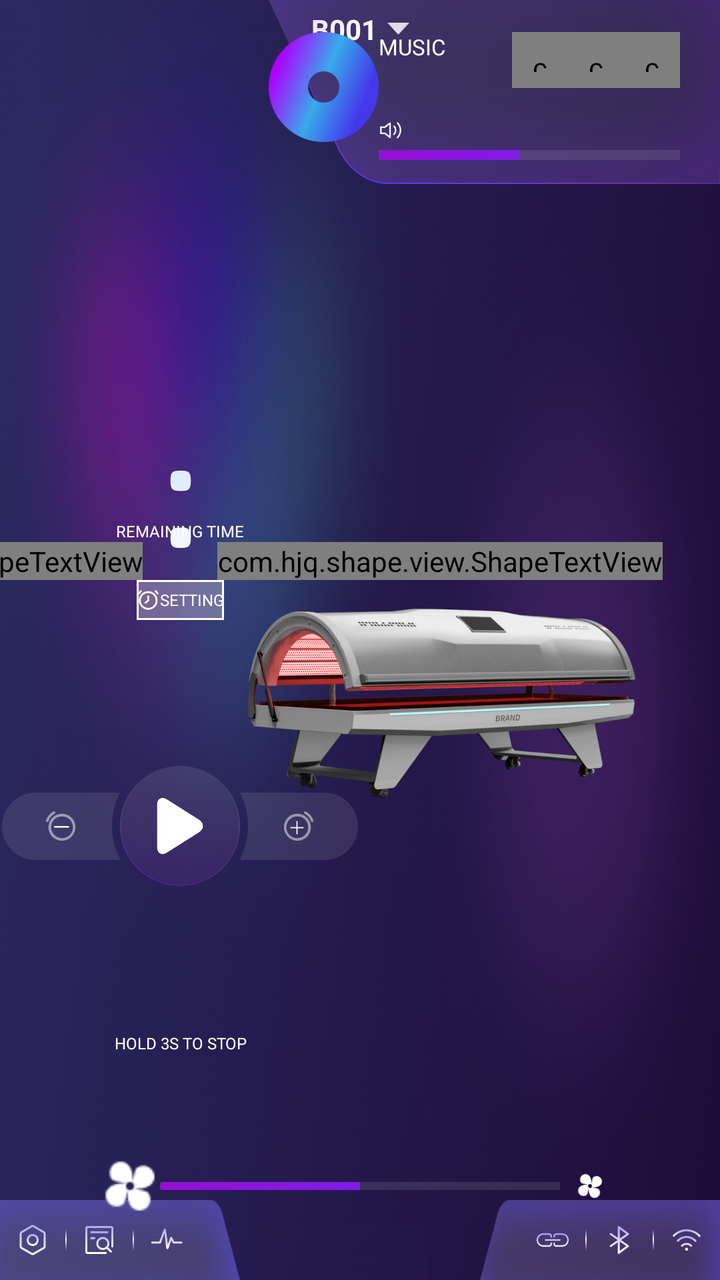
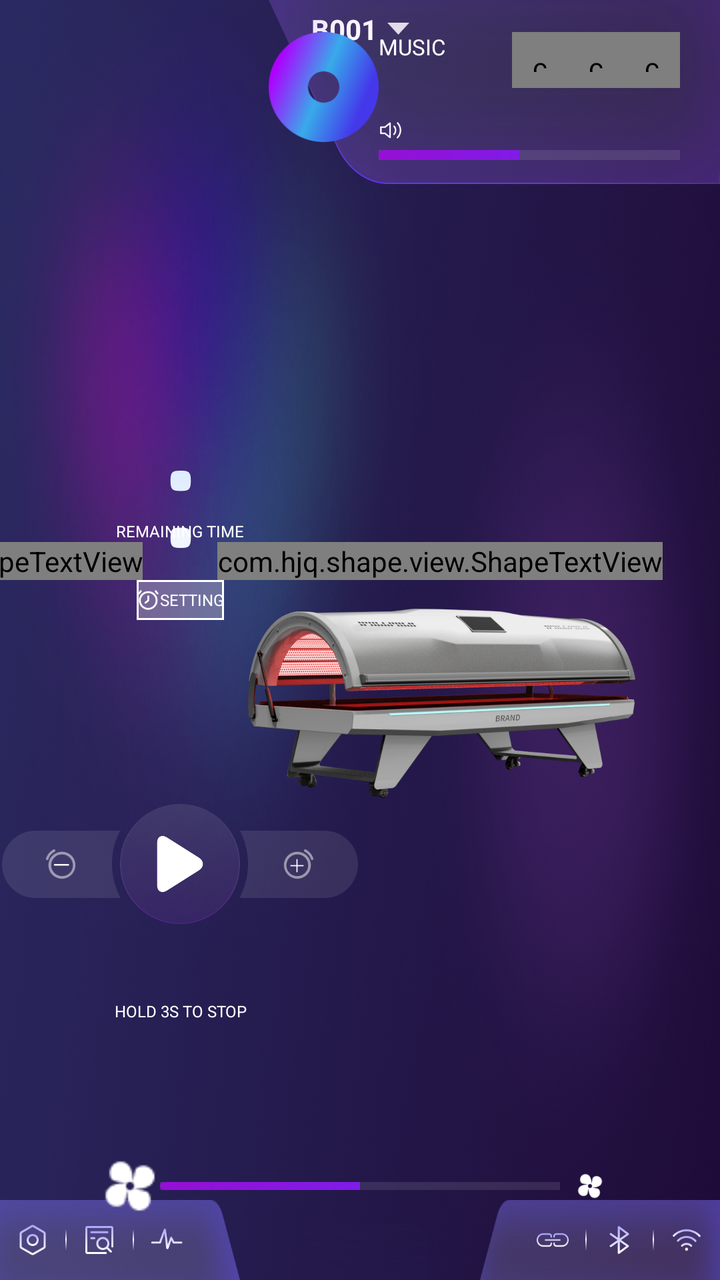

The first picture is an Android layout as it rendered before a commit; the second is the same layout after the commit. The layout source and the unified diff follow.
<!-- AndroidManifest.xml: application theme AppTheme -->
<!-- res/layout/layout_devicelauncheractivity.xml -->
<?xml version="1.0" encoding="utf-8"?>
<LinearLayout xmlns:android="http://schemas.android.com/apk/res/android"
    xmlns:app="http://schemas.android.com/apk/res-auto"
    xmlns:tools="http://schemas.android.com/tools"
    android:layout_width="match_parent"
    android:layout_height="match_parent"
    android:background="@mipmap/bg_main"
    android:orientation="vertical"
    tools:ignore="MissingConstraints">

    <FrameLayout
        android:layout_width="match_parent"
        android:layout_height="42dp"
        android:visibility="gone">

        <LinearLayout
            android:layout_width="match_parent"
            android:layout_height="42dp"
            android:background="@color/title_color"
            android:gravity="center_vertical"
            android:orientation="horizontal">

            <ImageView
                android:id="@+id/ivFinish"
                android:layout_width="wrap_content"
                android:layout_height="match_parent"
                android:layout_centerVertical="true"
                android:paddingVertical="12dp"
                android:paddingLeft="20dp"
                android:paddingRight="10dp"
                android:src="@mipmap/icon_w_finish" />


            <View
                android:layout_width="match_parent"
                android:layout_height="match_parent"
                android:layout_weight="1" />

        </LinearLayout>

        
        
        
        
        
        
        
        

        <ImageView
            android:layout_width="160dp"
            android:layout_height="wrap_content"
            android:layout_gravity="center"
            android:src="@mipmap/pic_titlelogo" />
    </FrameLayout>

    <androidx.constraintlayout.widget.ConstraintLayout
        android:layout_width="match_parent"
        android:layout_height="match_parent">

        <include layout="@layout/layout_logo_top_left" />

        <LinearLayout
            android:id="@+id/llDeviceName"
            android:layout_width="wrap_content"
            android:layout_height="wrap_content"
            android:gravity="center_vertical"
            android:orientation="horizontal"
            android:paddingVertical="5dp"
            android:paddingRight="10dp"
            app:layout_constraintLeft_toLeftOf="parent"
            app:layout_constraintRight_toRightOf="parent">

            <TextView
                android:id="@+id/tvDeviceName"
                android:layout_width="wrap_content"
                android:layout_height="wrap_content"
                android:layout_marginLeft="10dp"
                android:gravity="center_vertical"
                android:paddingRight="5dp"
                android:text="B001"
                android:textColor="@color/white"
                android:textSize="14dp"
                android:textStyle="bold" />

            <ImageView
                android:id="@+id/ivDeviceName"
                android:layout_width="11dp"
                android:layout_height="6dp"
                android:src="@mipmap/icon_sanjiao" />

        </LinearLayout>

        <ImageView
            android:layout_width="275dp"
            android:layout_height="155dp"
            android:src="@mipmap/ic_machine"
            app:layout_constraintBottom_toTopOf="@id/ll_bottom"
            app:layout_constraintEnd_toEndOf="parent"
            app:layout_constraintTop_toBottomOf="@id/view_top_end" />

        <androidx.constraintlayout.widget.ConstraintLayout
            android:id="@+id/view_top_end"
            android:layout_width="wrap_content"
            android:layout_height="92dp"
            android:background="@mipmap/bg_main_top_right"
            android:paddingStart="@dimen/dp_40"
            app:layout_constraintEnd_toEndOf="parent"
            app:layout_constraintTop_toTopOf="parent">

            <ImageView
                android:id="@+id/logo_music"
                android:layout_width="55dp"
                android:layout_height="55dp"
                android:layout_marginTop="16dp"
                android:layout_marginEnd="@dimen/dp_10"
                android:src="@mipmap/ic_music"
                app:layout_constraintEnd_toStartOf="@id/tvPlayingNow"
                app:layout_constraintTop_toTopOf="parent" />

            <TextView
                android:id="@+id/tvMusic"
                android:layout_width="wrap_content"
                android:layout_height="wrap_content"
                android:layout_marginBottom="@dimen/dp_4"
                android:text="MUSIC"
                android:textColor="@color/white"
                android:textSize="11sp"
                app:layout_constraintStart_toStartOf="@id/tvPlayingNow"
                app:layout_constraintTop_toTopOf="@id/logo_music" />

            <TextView
                android:id="@+id/tvPlayingNow"
                android:layout_width="wrap_content"
                android:layout_height="wrap_content"
                android:layout_marginEnd="27dp"
                android:text="PLAYING NOW"
                android:textColor="#9F9F9F"
                android:textSize="6sp"
                android:visibility="invisible"
                app:layout_constraintEnd_toStartOf="@id/ivSong1"
                app:layout_constraintTop_toBottomOf="@id/tvMusic" />

            <ImageView

                android:layout_width="wrap_content"
                android:layout_height="wrap_content" />

            <com.diwen.liliao.utils.ReplaceSelectorImageView
                android:id="@+id/ivSong1"
                android:layout_width="28dp"
                android:layout_height="28dp"
                android:padding="8dp"
                android:src="@mipmap/icon_song1"
                app:layout_constraintBottom_toBottomOf="@id/ivSong2"
                app:layout_constraintEnd_toStartOf="@id/ivSong2"
                app:layout_constraintTop_toTopOf="@id/ivSong2" />

            <com.diwen.liliao.utils.ReplaceSelectorImageView
                android:id="@+id/ivSong2"
                android:layout_width="28dp"
                android:layout_height="28dp"
                android:padding="8dp"
                android:src="@mipmap/icon_song2"
                app:layout_constraintBottom_toBottomOf="@id/ivSong3"
                app:layout_constraintEnd_toStartOf="@id/ivSong3"
                app:layout_constraintTop_toTopOf="@id/ivSong3" />

            <com.diwen.liliao.utils.ReplaceSelectorImageView
                android:id="@+id/ivSong3"
                android:layout_width="28dp"
                android:layout_height="28dp"
                android:padding="8dp"
                android:src="@mipmap/icon_song3"
                app:layout_constraintEnd_toEndOf="@id/seekbar"
                app:layout_constraintTop_toTopOf="@id/logo_music" />

            <ImageView
                android:layout_width="12dp"
                android:layout_height="12dp"
                android:src="@mipmap/ic_music_small"
                app:layout_constraintLeft_toLeftOf="@id/seekbar"
                app:layout_constraintTop_toTopOf="@id/seekbar" />

            <SeekBar
                android:id="@+id/seekbar"
                style="@android:style/Widget.SeekBar"
                android:layout_width="0dp"
                android:layout_height="33dp"
                android:layout_gravity="center_vertical"
                android:layout_marginStart="@dimen/dp_10"
                android:layout_marginEnd="20dp"
                android:background="@null"
                android:max="15"
                android:min="0"
                android:paddingStart="0dp"
                android:paddingTop="16dp"
                android:paddingEnd="0dp"
                android:paddingBottom="12dp"
                android:progress="7"
                android:progressDrawable="@drawable/layer_list_progress_drawable_1"
                android:thumb="@drawable/shape_progressbar_thumb"
                app:layout_constraintBottom_toBottomOf="parent"
                app:layout_constraintEnd_toEndOf="parent"
                app:layout_constraintStart_toEndOf="@id/logo_music"
                tools:ignore="MissingConstraints" />

        </androidx.constraintlayout.widget.ConstraintLayout>

        <LinearLayout
            android:id="@+id/ll_bottom"
            android:layout_width="match_parent"
            android:layout_height="40dp"
            android:orientation="horizontal"
            app:layout_constraintBottom_toBottomOf="parent">

            <LinearLayout
                android:layout_width="0dp"
                android:layout_height="match_parent"
                android:layout_weight="1"
                android:background="@mipmap/bg_main_bottom_left"
                android:gravity="center_vertical"
                android:orientation="horizontal"
                android:paddingEnd="20dp">

                <LinearLayout
                    android:id="@+id/ivSetting"
                    android:layout_width="0dp"
                    android:layout_height="match_parent"
                    android:layout_weight="1"
                    android:gravity="center">

                    <ImageView
                        android:layout_width="16dp"
                        android:layout_height="16dp"
                        android:src="@mipmap/icon_setting" />

                </LinearLayout>

                <ImageView
                    android:layout_width="wrap_content"
                    android:layout_height="wrap_content"
                    android:src="@mipmap/line_divider" />

                <LinearLayout
                    android:id="@+id/ivRecord"
                    android:layout_width="0dp"
                    android:layout_height="match_parent"
                    android:layout_weight="1"
                    android:gravity="center">

                    <ImageView
                        android:layout_width="16dp"
                        android:layout_height="16dp"
                        android:src="@mipmap/ic_record" />

                </LinearLayout>

                <ImageView
                    android:layout_width="wrap_content"
                    android:layout_height="wrap_content"
                    android:src="@mipmap/line_divider" />

                <LinearLayout
                    android:id="@+id/ivMaiChong"
                    android:layout_width="0dp"
                    android:layout_height="match_parent"
                    android:layout_weight="1"
                    android:gravity="center">

                    <ImageView
                        android:layout_width="16dp"
                        android:layout_height="16dp"
                        android:src="@mipmap/ic_maichong" />

                </LinearLayout>


            </LinearLayout>

            <FrameLayout
                android:layout_width="0dp"
                android:layout_height="match_parent"
                android:layout_weight="1"
                android:paddingHorizontal="26dp"
                android:paddingTop="12dp">

                <View
                    android:layout_width="match_parent"
                    android:layout_height="match_parent"
                    android:background="@drawable/bg_main_bottom_center" />

                <TextView
                    android:id="@+id/modelName"
                    android:layout_width="match_parent"
                    android:layout_height="match_parent"
                    android:ellipsize="end"
                    android:gravity="center"
                    android:singleLine="true"
                    android:textColor="@color/white"
                    android:textSize="11sp"
                    android:textStyle="bold" />

            </FrameLayout>

            <LinearLayout
                android:layout_width="0dp"
                android:layout_height="match_parent"
                android:layout_weight="1"
                android:background="@mipmap/bg_main_bottom_right"
                android:gravity="center_vertical"
                android:orientation="horizontal"
                android:paddingStart="20dp">

                <LinearLayout
                    android:layout_width="0dp"
                    android:layout_height="match_parent"
                    android:layout_weight="1"
                    android:gravity="center">

                    <ImageView
                        android:id="@+id/ivPhone"
                        android:layout_width="16dp"
                        android:layout_height="16dp"
                        android:src="@mipmap/icon_phoneline" />

                </LinearLayout>

                <ImageView
                    android:layout_width="wrap_content"
                    android:layout_height="wrap_content"
                    android:src="@mipmap/line_divider" />

                <LinearLayout
                    android:layout_width="0dp"
                    android:layout_height="match_parent"
                    android:layout_weight="1"
                    android:gravity="center">

                    <ImageView
                        android:id="@+id/ivBl"
                        android:layout_width="16dp"
                        android:layout_height="16dp"
                        android:src="@mipmap/icon_lanta" />

                </LinearLayout>

                <ImageView
                    android:layout_width="wrap_content"
                    android:layout_height="wrap_content"
                    android:src="@mipmap/line_divider" />

                <LinearLayout
                    android:layout_width="0dp"
                    android:layout_height="match_parent"
                    android:layout_weight="1"
                    android:gravity="center">

                    <ImageView
                        android:id="@+id/iv_wifi"
                        android:layout_width="16dp"
                        android:layout_height="16dp"
                        android:src="@mipmap/icon_wificonnect" />

                </LinearLayout>


            </LinearLayout>

        </LinearLayout>

        <LinearLayout
            android:id="@+id/fan_control"
            android:layout_width="260dp"
            android:layout_height="30dp"
            android:gravity="center_vertical"
            android:orientation="horizontal"
            android:translationY="8dp"
            app:layout_constraintBottom_toTopOf="@id/ll_bottom"
            app:layout_constraintEnd_toEndOf="parent"
            app:layout_constraintStart_toStartOf="parent">

            <ImageView
                android:id="@+id/fenshanJian"
                android:layout_width="30dp"
                android:layout_height="30dp"
                android:padding="@dimen/dp_10"
                android:src="@mipmap/ic_fengshan_jian" />

            <SeekBar
                android:id="@+id/seekbar_fengshan"
                style="@android:style/Widget.SeekBar"
                android:layout_width="0dp"
                android:layout_height="match_parent"
                android:layout_gravity="center_vertical"
                android:layout_marginStart="@dimen/dp_10"
                android:layout_marginEnd="@dimen/dp_10"
                android:layout_weight="1"
                android:background="@null"
                android:enabled="false"
                android:max="5"
                android:min="1"
                android:paddingStart="0dp"
                android:paddingTop="13dp"
                android:paddingEnd="0dp"
                android:paddingBottom="13dp"
                android:progress="3"
                android:progressDrawable="@drawable/layer_list_progress_drawable_1"
                android:thumb="@drawable/shape_progressbar_thumb" />

            <ImageView
                android:id="@+id/fenshanJia"
                android:layout_width="30dp"
                android:layout_height="30dp"
                android:padding="7.5dp"
                android:src="@mipmap/ic_fengshan_add" />

        </LinearLayout>

        <RelativeLayout
            android:id="@+id/rl_start"
            android:layout_width="60dp"
            android:layout_height="60dp"
            android:background="@mipmap/bg_start"
            app:layout_constraintBottom_toTopOf="@id/tvHoldToStopHint"
            app:layout_constraintLeft_toLeftOf="parent"
            app:layout_constraintRight_toRightOf="@id/guild_line_ver_center"
            app:layout_constraintTop_toBottomOf="@id/iv_status"
            app:layout_constraintVertical_bias="0.4">

            <ImageView
                android:id="@+id/iv_start"
                android:layout_width="28dp"
                android:layout_height="28dp"
                android:layout_centerInParent="true"
                android:src="@mipmap/ic_stop" />

        </RelativeLayout>

        <RelativeLayout
            android:id="@+id/rl_start_left"
            android:layout_width="59dp"
            android:layout_height="33.5dp"
            android:background="@mipmap/bg_time_left"
            app:layout_constraintBottom_toBottomOf="@id/rl_start"
            app:layout_constraintEnd_toStartOf="@id/rl_start"
            app:layout_constraintTop_toTopOf="@id/rl_start">

            <ImageView
                android:id="@+id/ivmiue"
                android:layout_width="20dp"
                android:layout_height="20dp"
                android:layout_centerInParent="true"
                android:src="@mipmap/icon_jian_no" />

        </RelativeLayout>

        <RelativeLayout
            android:id="@+id/rl_start_right"
            android:layout_width="59dp"
            android:layout_height="33.5dp"
            android:background="@mipmap/bg_time_right"
            app:layout_constraintBottom_toBottomOf="@id/rl_start"
            app:layout_constraintStart_toEndOf="@id/rl_start"
            app:layout_constraintTop_toTopOf="@id/rl_start">

            <ImageView
                android:id="@+id/ivAdd"
                android:layout_width="20dp"
                android:layout_height="20dp"
                android:layout_centerInParent="true"
                android:src="@mipmap/icon_add_no" />
        </RelativeLayout>

        <androidx.constraintlayout.widget.Guideline
            android:id="@+id/guild_line_ver_center"
            android:layout_width="wrap_content"
            android:layout_height="wrap_content"
            android:orientation="vertical"
            app:layout_constraintGuide_percent="0.5" />

        <ImageView
            android:id="@+id/shapeMao"
            android:layout_width="wrap_content"
            android:layout_height="wrap_content"
            android:src="@mipmap/ic_time_point"
            app:layout_constraintBottom_toTopOf="@id/iv_status"
            app:layout_constraintEnd_toEndOf="@id/guild_line_ver_center"
            app:layout_constraintStart_toStartOf="parent" />

        <com.hjq.shape.view.ShapeTextView
            android:id="@+id/tvMine"
            android:layout_width="wrap_content"
            android:layout_height="wrap_content"
            android:gravity="center"
            android:text="10"
            android:textColor="@color/white"
            android:textSize="52.5sp"
            android:textStyle="bold"
            app:layout_constraintBottom_toTopOf="@id/iv_status"
            app:layout_constraintEnd_toStartOf="@id/shapeMao" />

        <com.hjq.shape.view.ShapeTextView
            android:id="@+id/tvSeconds"
            android:layout_width="wrap_content"
            android:layout_height="wrap_content"
            android:gravity="center"
            android:text="00"
            android:textColor="@color/white"
            android:textSize="52.5sp"
            android:textStyle="bold"
            app:layout_constraintBottom_toTopOf="@id/iv_status"
            app:layout_constraintStart_toEndOf="@id/shapeMao" />

        <LinearLayout
            android:id="@+id/prepareCompactCountdown"
            android:layout_width="wrap_content"
            android:layout_height="wrap_content"
            android:layout_marginStart="14dp"
            android:gravity="center_vertical"
            android:orientation="horizontal"
            android:visibility="gone"
            app:layout_constraintBottom_toBottomOf="@id/tvSeconds"
            app:layout_constraintStart_toEndOf="@id/tvSeconds">

            <TextView
                android:id="@+id/tvPrepareMainSeconds"
                android:layout_width="wrap_content"
                android:layout_height="wrap_content"
                android:text="10"
                android:textColor="@color/white"
                android:textSize="34sp"
                android:textStyle="bold" />

            <ImageView
                android:id="@+id/ivPrepareHourglass"
                android:layout_width="13dp"
                android:layout_height="13dp"
                android:layout_marginStart="4dp"
                android:src="@mipmap/ic_prepare_hourglass" />

        </LinearLayout>

        <TextView
            android:id="@+id/tvHoldToStopHint"
            android:layout_width="220dp"
            android:layout_height="wrap_content"
            android:gravity="center"
            android:maxLines="1"
            android:text="HOLD 3S TO STOP"
            android:textColor="@color/white"
            android:textSize="8sp"
            app:layout_constraintBottom_toTopOf="@id/ll_bottom"
            app:layout_constraintEnd_toEndOf="@id/rl_start"
            app:layout_constraintStart_toStartOf="@id/rl_start"
            app:layout_constraintTop_toBottomOf="@id/rl_start" />

        
        
        
        
        
        
        
        
        

        <LinearLayout
            android:id="@+id/iv_status"
            android:layout_width="wrap_content"
            android:layout_height="20dp"
            android:background="@drawable/bg_stroke_corner_10"
            android:gravity="center"
            android:orientation="horizontal"
            android:paddingHorizontal="@dimen/dp_10"
            app:layout_constraintBottom_toTopOf="@id/ll_bottom"
            app:layout_constraintEnd_toEndOf="@id/shapeMao"
            app:layout_constraintStart_toStartOf="@id/shapeMao"
            app:layout_constraintTop_toTopOf="parent">

            <ImageView
                android:layout_width="12dp"
                android:layout_height="12dp"
                android:src="@mipmap/ic_clock" />

            <TextView
                android:id="@+id/tv_status"
                android:layout_width="wrap_content"
                android:layout_height="wrap_content"
                android:layout_marginStart="@dimen/dp_4"
                android:text="SETTING"
                android:textColor="@color/white"
                android:textSize="8sp" />

        </LinearLayout>

        <TextView
            android:id="@+id/tvRemainingTime"
            android:layout_width="wrap_content"
            android:layout_height="wrap_content"
            android:text="REMAINING TIME"
            android:textColor="@color/white"
            android:textSize="8sp"
            app:layout_constraintBottom_toTopOf="@id/tvMine"
            app:layout_constraintEnd_toEndOf="@id/shapeMao"
            app:layout_constraintStart_toStartOf="@id/shapeMao" />

        <FrameLayout
            android:id="@+id/prepareOverlay"
            android:layout_width="0dp"
            android:layout_height="0dp"
            android:background="@mipmap/bg_main"
            android:clickable="true"
            android:focusable="true"
            android:visibility="gone"
            app:layout_constraintBottom_toBottomOf="parent"
            app:layout_constraintEnd_toEndOf="parent"
            app:layout_constraintStart_toStartOf="parent"
            app:layout_constraintTop_toTopOf="parent">

            <LinearLayout
                android:layout_width="wrap_content"
                android:layout_height="wrap_content"
                android:layout_gravity="center"
                android:gravity="center"
                android:orientation="vertical">

                <TextView
                    android:id="@+id/tvPrepareTitle"
                    android:layout_width="wrap_content"
                    android:layout_height="wrap_content"
                    android:text="SESSION STARTING IN SECONDS"
                    android:textColor="@color/white"
                    android:textSize="13sp" />

                <TextView
                    android:id="@+id/tvPrepareSeconds"
                    android:layout_width="220dp"
                    android:layout_height="130dp"
                    android:gravity="center"
                    android:text="10"
                    android:textColor="@color/white"
                    android:textSize="86sp"
                    android:textStyle="bold" />

                <TextView
                    android:id="@+id/tvPrepareHint"
                    android:layout_width="wrap_content"
                    android:layout_height="wrap_content"
                    android:text="Get in Bed Now"
                    android:textColor="@color/white"
                    android:textSize="13sp" />

            </LinearLayout>

            <ImageView
                android:id="@+id/ivPrepareBack"
                android:layout_width="58dp"
                android:layout_height="46dp"
                android:layout_gravity="bottom|end"
                android:paddingHorizontal="16dp"
                android:paddingVertical="11dp"
                android:src="@mipmap/icon_w_finish" />

        </FrameLayout>

        <androidx.recyclerview.widget.RecyclerView
            android:id="@+id/mesreList"
            android:layout_width="370dp"
            android:layout_height="match_parent"
            android:background="@color/white"
            android:orientation="vertical"
            android:visibility="gone"
            app:layoutManager="androidx.recyclerview.widget.LinearLayoutManager"
            app:layout_constraintRight_toRightOf="parent"
            app:layout_constraintTop_toTopOf="parent" />

        <ImageView
            android:id="@+id/iv_warning"
            android:layout_width="wrap_content"
            android:layout_height="wrap_content"
            android:src="@drawable/ic_warning_pic"
            android:visibility="gone"
            app:layout_constraintBottom_toBottomOf="parent"
            app:layout_constraintLeft_toLeftOf="parent"
            app:layout_constraintRight_toRightOf="parent"
            app:layout_constraintTop_toTopOf="parent"
            tools:visibility="visible" />

    </androidx.constraintlayout.widget.ConstraintLayout>


</LinearLayout>
<!-- res/layout/layout_logo_top_left.xml (included above) -->
<?xml version="1.0" encoding="utf-8"?>
<androidx.constraintlayout.widget.ConstraintLayout xmlns:android="http://schemas.android.com/apk/res/android"
    xmlns:app="http://schemas.android.com/apk/res-auto"
    android:layout_width="wrap_content"
    android:layout_height="wrap_content">

    <ImageView
        android:layout_width="123dp"
        android:layout_height="47dp"
        android:padding="16dp"
        android:src="@mipmap/ic_logo_main"
        android:visibility="invisible"
        app:layout_constraintDimensionRatio="H,62:11"
        app:layout_constraintStart_toStartOf="parent"
        app:layout_constraintTop_toTopOf="parent" />

</androidx.constraintlayout.widget.ConstraintLayout>
<!-- resources referenced by this layout -->
<resources>
  <color name="title_color">#735A74F9</color>
  <color name="white">#FFFFFF</color>
  <!-- drawable bg_main_bottom_center (drawable) -->
  <?xml version="1.0" encoding="utf-8"?>
  <shape xmlns:android="http://schemas.android.com/apk/res/android">
      <gradient
          android:angle="270"
          android:endColor="#6624174B"
          android:startColor="#33211A46" />
      <corners
          android:topLeftRadius="10dp"
          android:topRightRadius="10dp" />
  </shape>
  <!-- drawable bg_stroke_corner_10 (drawable) -->
  <?xml version="1.0" encoding="utf-8"?>
  <shape android:shape="rectangle" xmlns:android="http://schemas.android.com/apk/res/android">
      <corners android:radius="@dimen/dp_10" />
      <stroke
          android:color="@color/white"
          android:width="1dp" />
      <solid android:color="#47FFFFFF" />
  
  </shape>
  <!-- drawable layer_list_progress_drawable_1 (drawable) -->
  <?xml version="1.0" encoding="utf-8"?>
  <layer-list xmlns:android="http://schemas.android.com/apk/res/android">
  
      <item
          android:id="@android:id/background"
          android:drawable="@color/white10" />
  
      <item android:id="@android:id/progress">
  
          <clip android:drawable="@drawable/shape_progressbar_progress" />
  
      </item>
  
  </layer-list>
  <!-- drawable shape_progressbar_thumb (drawable) -->
  <?xml version="1.0" encoding="utf-8"?>
  <shape xmlns:android="http://schemas.android.com/apk/res/android">
  
      
      <solid android:color="@color/bg00" />
  
  </shape>
  <style name="AppTheme" parent="Theme.AppCompat.Light.NoActionBar">
          <item name="colorPrimary">@color/white</item>
          <item name="colorPrimaryDark">@color/white</item>
          <item name="colorAccent">@color/themeColor</item>
          <item name="android:textColor">@color/black</item>
  
          
          <item name="android:windowBackground">@color/white</item>
          <item name="android:windowSoftInputMode">stateAlwaysHidden</item>
          <item name="android:launchMode">singleTop</item>
          <item name="android:forceDarkAllowed" tools:ignore="NewApi">false</item>
      </style>
  <color name="white10">#1AFFFFFF</color>
  <!-- drawable shape_progressbar_progress (drawable) -->
  <?xml version="1.0" encoding="utf-8"?>
  <shape xmlns:android="http://schemas.android.com/apk/res/android">
  
      <gradient
          android:endColor="#6929FE"
          android:startColor="#960FD4" />
      <corners android:radius="2dp" />
  </shape>
  <color name="bg00">#00000000</color>
  <color name="themeColor">#3F73FE</color>
  <color name="black">#000000</color>
  <!-- unchanged entries left out for length: 33 -->
</resources>

<!-- the commit's change to res/layout/layout_devicelauncheractivity.xml (unified diff, before → after) -->
@@ -422,7 +422,7 @@
             android:layout_width="60dp"
             android:layout_height="60dp"
             android:background="@mipmap/bg_start"
-            app:layout_constraintBottom_toTopOf="@id/tvHoldToStopHint"
+            app:layout_constraintBottom_toTopOf="@id/ll_bottom"
             app:layout_constraintLeft_toLeftOf="parent"
             app:layout_constraintRight_toRightOf="@id/guild_line_ver_center"
             app:layout_constraintTop_toBottomOf="@id/iv_status"
@@ -516,10 +516,12 @@
             android:id="@+id/prepareCompactCountdown"
             android:layout_width="wrap_content"
             android:layout_height="wrap_content"
-            android:layout_marginStart="14dp"
+            android:layout_marginStart="40dp"
             android:gravity="center_vertical"
             android:orientation="horizontal"
             android:visibility="gone"
+            tools:visibility="visible"
+            app:layout_constraintTop_toTopOf="@id/tvSeconds"
             app:layout_constraintBottom_toBottomOf="@id/tvSeconds"
             app:layout_constraintStart_toEndOf="@id/tvSeconds">
 
@@ -550,6 +552,7 @@
             android:text="HOLD 3S TO STOP"
             android:textColor="@color/white"
             android:textSize="8sp"
+            app:layout_constraintVertical_bias="0.3"
             app:layout_constraintBottom_toTopOf="@id/ll_bottom"
             app:layout_constraintEnd_toEndOf="@id/rl_start"
             app:layout_constraintStart_toStartOf="@id/rl_start"
